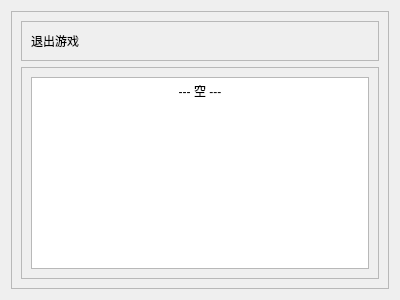
Old version of the form res/ui/set_10.ui in the repository Shasnow/StarRailAssistant.
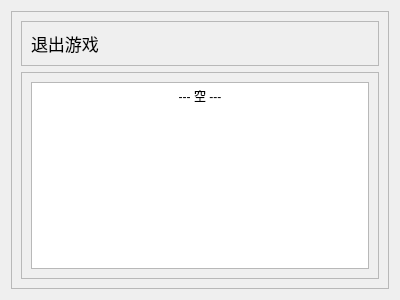
New version of the form.

Commit message: change font size

```diff
--- a/res/ui/set_10.ui
+++ b/res/ui/set_10.ui
@@ -10,6 +10,11 @@
     <height>300</height>
    </rect>
   </property>
+  <property name="font">
+   <font>
+    <pointsize>13</pointsize>
+   </font>
+  </property>
   <property name="windowTitle">
    <string>Form</string>
   </property>
@@ -73,8 +78,8 @@
 hr { height: 1px; border-width: 0; }
 li.unchecked::marker { content: &quot;\2610&quot;; }
 li.checked::marker { content: &quot;\2612&quot;; }
-&lt;/style&gt;&lt;/head&gt;&lt;body style=&quot; font-family:'Microsoft YaHei UI'; font-size:9pt; font-weight:400; font-style:normal;&quot;&gt;
-&lt;p align=&quot;center&quot; style=&quot; margin-top:0px; margin-bottom:0px; margin-left:0px; margin-right:0px; -qt-block-indent:0; text-indent:0px;&quot;&gt;--- 空 ---&lt;/p&gt;&lt;/body&gt;&lt;/html&gt;</string>
+&lt;/style&gt;&lt;/head&gt;&lt;body style=&quot; font-family:'Microsoft YaHei UI'; font-size:13pt; font-weight:400; font-style:normal;&quot;&gt;
+&lt;p align=&quot;center&quot; style=&quot; margin-top:0px; margin-bottom:0px; margin-left:0px; margin-right:0px; -qt-block-indent:0; text-indent:0px;&quot;&gt;&lt;span style=&quot; font-size:9pt;&quot;&gt;--- 空 ---&lt;/span&gt;&lt;/p&gt;&lt;/body&gt;&lt;/html&gt;</string>
            </property>
           </widget>
          </item>
```
The commit also changes 10 other files.
